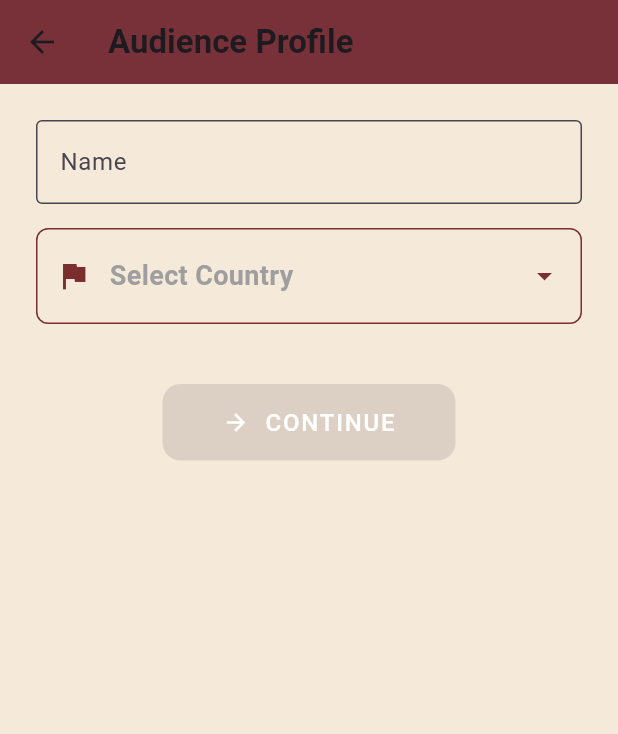
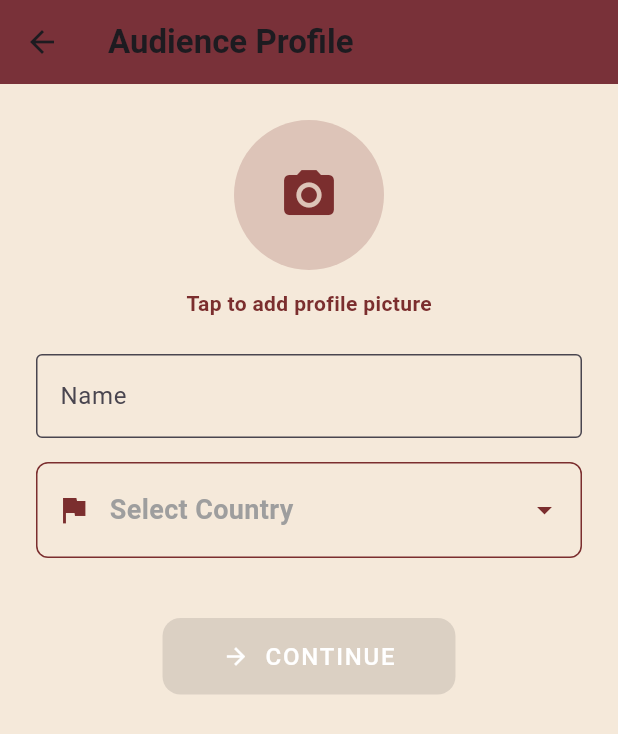
Before and after one commit to Asmita-Padmanabhan/project1, a Flutter app: the AudienceProfileScreen screen opened directly, on a phone screen of 412 x 824 dp. Shown: the top 734 px of the screen. Run offline on Flutter 3.47's test engine with Material 3 defaults, Android fonts, the light colour scheme and no system bars; our stand-ins replace country_picker, image_picker; Roboto replaces fonts that are missing (AmaticSC).

Commit message:
Profile picture rendering

```diff
--- a/lib/audience_profile_screen.dart
+++ b/lib/audience_profile_screen.dart
@@ -2,7 +2,10 @@ import 'package:flutter/material.dart';
 import 'package:country_picker/country_picker.dart';
 import '../models/city_model.dart';
 import '../services/city_api_service.dart';
-
+import 'package:image_picker/image_picker.dart';
+import 'dart:io';
+import 'package:flutter/foundation.dart' show kIsWeb;
+import 'dart:typed_data';
 
 class AudienceProfileScreen extends StatefulWidget {
   const AudienceProfileScreen({super.key});
@@ -20,6 +23,29 @@ class _AudienceProfileScreenState extends State<AudienceProfileScreen> {
   List<City> _citiesOriginal = [];
   bool _isLoadingCities = false;
   String? _errorMessage;
+  File? _profileImage;
+  Uint8List? _webImage;
+  final ImagePicker _picker = ImagePicker();
+
+  Future<void> _pickImage() async {
+    final pickedFile = await _picker.pickImage(source: ImageSource.gallery);
+    if (pickedFile != null) {
+      if (kIsWeb) {
+        // For web: Use bytes directly
+        final bytes = await pickedFile.readAsBytes();
+        setState(() {
+          _webImage = bytes;
+          _profileImage = null; // Clear mobile File reference
+        });
+      } else {
+        // For mobile: Use File
+        setState(() {
+          _profileImage = File(pickedFile.path);
+          _webImage = null; // Clear web bytes
+        });
+      }
+    }
+  }
 
   Future<void> _fetchCities(String country) async {
     setState(() {
@@ -75,6 +101,32 @@ class _AudienceProfileScreenState extends State<AudienceProfileScreen> {
             key: _formKey,
             child: Column(
               children: [
+                GestureDetector(
+                  onTap: _pickImage,
+                  child: CircleAvatar(
+                    radius: 50,
+                    backgroundColor: Color(0xFF7B2E2E).withOpacity(0.2),
+                    backgroundImage: _profileImage != null
+                        ? FileImage(_profileImage!) as ImageProvider
+                        : (_webImage != null
+                            ? MemoryImage(_webImage!) as ImageProvider
+                            : null),
+                    child: _profileImage == null && _webImage == null
+                        ? Icon(Icons.camera_alt, size: 40, color: Color(0xFF7B2E2E))
+                        : null,
+                  ),
+                ),
+                SizedBox(height: 12),
+                Text(
+                  'Tap to add profile picture',
+                  style: TextStyle(
+                    fontFamily: 'AmaticSC',
+                    fontWeight: FontWeight.bold,
+                    color: Color(0xFF7B2E2E)
+                  ),
+                ),
+                SizedBox(height: 24),
+
                 // Name Field
                 TextFormField(
                   decoration: const InputDecoration(
--- a/pubspec.yaml
+++ b/pubspec.yaml
@@ -36,6 +36,7 @@ dependencies:
   cupertino_icons: ^1.0.8
   image_picker: ^1.1.2
   dropdown_search: ^6.0.2
+  universal_html: ^2.2.1  # For web file handling
 
 dev_dependencies:
   flutter_test:
```
Also changed, not shown: lib/artist_profile_screen.dart (+23 -5 lines), lib/main.dart (+38 -5 lines), pubspec.lock, 1 other file.
